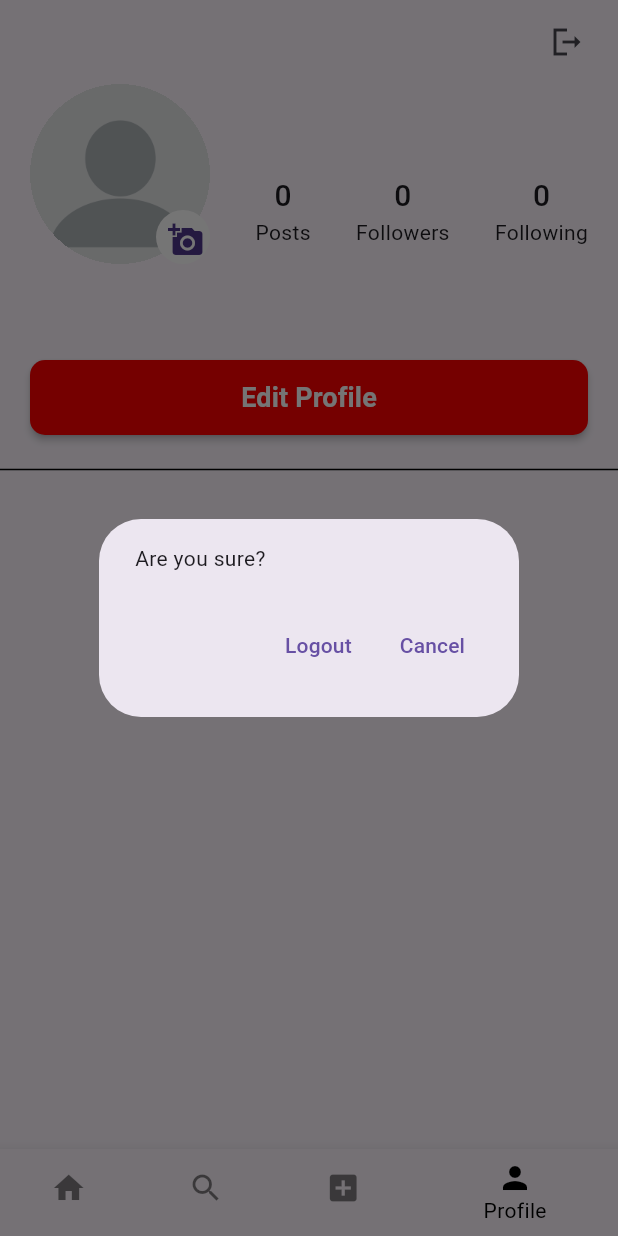
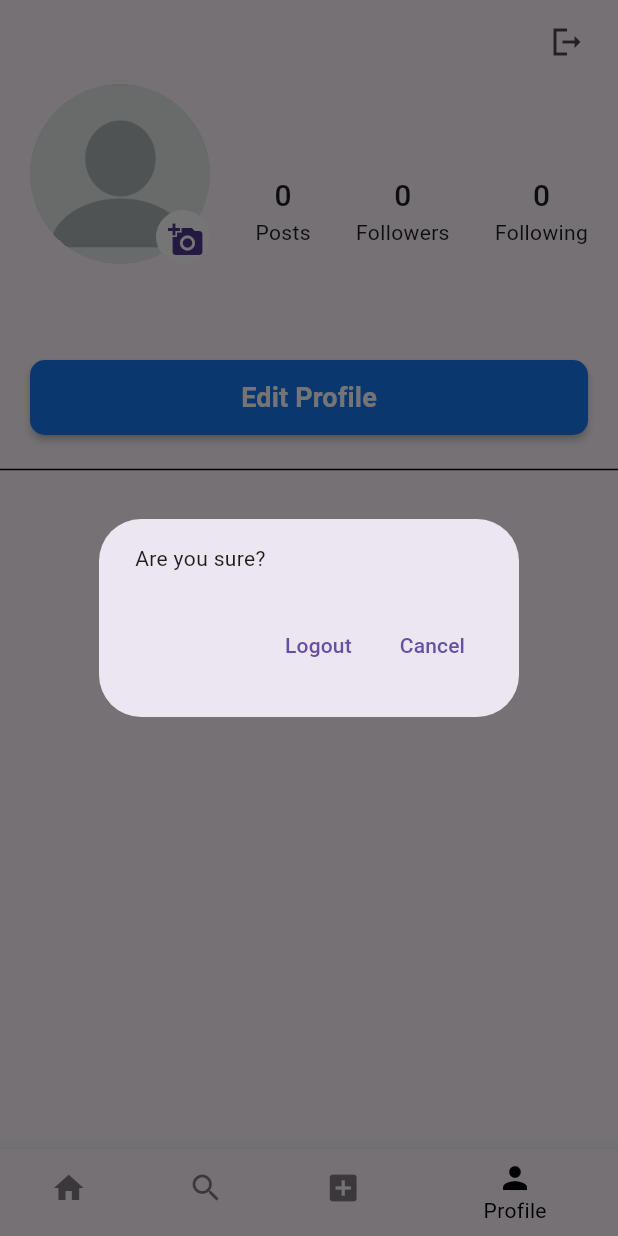
Before and after one commit to AbdelazizMohamed-GitHub/instagram_app, a Flutter app: the MainScreen screen opened by its route, item 4 of the bottom bar chosen, after a tap on the "logout" icon, on a phone screen of 412 x 824 dp. Run offline on Flutter 3.47's test engine with Material 3 defaults, Android fonts, the phone set to English and light mode, and no system bars; our stand-ins replace bloc, cached_network_image, cloud_firestore, dartz, dots_indicator, firebase_auth and 5 more; missing offline and left inert: firebase_app_check, flutter_facebook_auth; accounts and stored records are empty; project files that could hold a hidden picture were left out.

Commit message:
add post listView in Profile Screen

```diff
--- a/lib/core/utils/app_colors.dart
+++ b/lib/core/utils/app_colors.dart
@@ -1,6 +1,5 @@
 import 'package:flutter/material.dart';
 
 class AppColors {
-  static const Color primaryColor = Color(0xffFF0000);
-  static const Color blue = Color(0xff1877F2);
+  static const Color primaryColor = Color(0xff1877F2);
 }
--- a/lib/core/widget/custom_text_form.dart
+++ b/lib/core/widget/custom_text_form.dart
@@ -8,7 +8,8 @@ class CustomTextForm extends StatelessWidget {
       this.sIcon,
       required this.text,
       required this.textController,
-      required this.obscureText, required this.kTybe});
+      required this.obscureText,
+      required this.kTybe});
   final IconData pIcon;
   final Widget? sIcon;
   final String text;
@@ -31,9 +32,10 @@ class CustomTextForm extends StatelessWidget {
           filled: true,
           fillColor: const Color(0xffEEEEEE),
           errorBorder: border,
+          focusedErrorBorder: border,
           focusedBorder: OutlineInputBorder(
               borderRadius: BorderRadius.circular(10),
-              borderSide: const BorderSide(color: AppColors.blue)),
+              borderSide: const BorderSide(color: AppColors.primaryColor)),
           enabledBorder: border,
           prefixIcon: Icon(pIcon),
           suffixIcon: sIcon,
--- a/lib/features/auth/presention/view/widget/dont_have_account.dart
+++ b/lib/features/auth/presention/view/widget/dont_have_account.dart
@@ -17,7 +17,7 @@ class DontHaveAccount extends StatelessWidget {
                       ),
                     ),
                     TextButton(onPressed: (){Navigator.pushNamed(context, AppRouter.registerScreenRoute);}, child: const Text("Register",
-                        style: TextStyle(color: AppColors.blue, fontSize: 20)))
+                        style: TextStyle(color: AppColors.primaryColor, fontSize: 20)))
                   ],
                 );
   }
--- a/lib/features/auth/presention/view/widget/facebook_login.dart
+++ b/lib/features/auth/presention/view/widget/facebook_login.dart
@@ -13,7 +13,7 @@ class CustomFacebookLogin extends StatelessWidget {
       child: Container(
         height: 50,
         decoration: BoxDecoration(
-            borderRadius: BorderRadius.circular(10), color: AppColors.blue),
+            borderRadius: BorderRadius.circular(10), color: AppColors.primaryColor),
         child:
              Row(mainAxisAlignment: MainAxisAlignment.center, children: [
           Text(text, style: AppStyles.text18Bold),
--- a/lib/features/auth/presention/view/widget/have_account.dart
+++ b/lib/features/auth/presention/view/widget/have_account.dart
@@ -20,7 +20,7 @@ class HaveAccount extends StatelessWidget {
               Navigator.pop(context);
             },
             child: const Text("Login",
-                style: TextStyle(color: AppColors.blue, fontSize: 20)))
+                style: TextStyle(color: AppColors.primaryColor, fontSize: 20)))
       ],
     );
   }
--- a/lib/features/auth/presention/view/widget/login_screen_body.dart
+++ b/lib/features/auth/presention/view/widget/login_screen_body.dart
@@ -86,11 +86,11 @@ class _LoginScreenBodyState extends State<LoginScreenBody> {
                           icon: isObscure
                               ? const Icon(
                                   Icons.visibility,
-                                  color: AppColors.blue,
+                                  color: AppColors.primaryColor,
                                 )
                               : const Icon(
                                   Icons.visibility_off,
-                                  color: AppColors.blue,
+                                  color: AppColors.primaryColor,
                                 )),
                       obscureText: isObscure,
                       kTybe: TextInputType.text,
--- a/lib/features/auth/presention/view/widget/register_screen_body.dart
+++ b/lib/features/auth/presention/view/widget/register_screen_body.dart
@@ -96,11 +96,11 @@ class _RegisterScreenBodyState extends State<RegisterScreenBody> {
                           icon: isObscure
                               ? const Icon(
                                   Icons.visibility,
-                                  color: AppColors.blue,
+                                  color: AppColors.primaryColor,
                                 )
                               : const Icon(
                                   Icons.visibility_off,
-                                  color: AppColors.blue,
+                                  color: AppColors.primaryColor,
                                 )),
                       obscureText: isObscure,
                       kTybe: TextInputType.text,
--- a/lib/features/home/presention/view/home_screen.dart
+++ b/lib/features/home/presention/view/home_screen.dart
@@ -60,14 +60,19 @@ class HomeScreen extends StatelessWidget {
                     SizedBox(
                       height: 10,
                     ),
-                    CustomStoryList(),
+                    // CustomStoryList(),
                     const Divider(thickness: 1, color: Colors.black),
                     StreamBuilder<QuerySnapshot>(
-                        stream: FirebaseFirestore.instance
-                            .collection('posts')
-                            .where('userId', whereIn: user?.following)
-                             .orderBy('timestamp', descending: true)
-                            .snapshots(),
+                        stream: user!.following!.isNotEmpty
+                            ? FirebaseFirestore.instance
+                                .collection('posts')
+                                .where('userId', whereIn: user?.following ?? [])
+                                .orderBy('timestamp', descending: true)
+                                .snapshots()
+                            : FirebaseFirestore.instance
+                                .collection('posts')
+                                .orderBy('timestamp', descending: true)
+                                .snapshots(),
                         builder: (context, snapshot) {
                           if (snapshot.connectionState ==
                               ConnectionState.waiting) {
--- a/lib/features/home/presention/view/main_screen.dart
+++ b/lib/features/home/presention/view/main_screen.dart
@@ -22,7 +22,8 @@ class _MainScreenState extends State<MainScreen> {
   ];
   @override
   Widget build(BuildContext context) {
-    return Scaffold(
+    return SafeArea(
+      child: Scaffold(
         body: screen[currentIndex],
         bottomNavigationBar: BottomNavigationBar(
           type: BottomNavigationBarType.shifting,
@@ -41,6 +42,7 @@ class _MainScreenState extends State<MainScreen> {
             BottomNavigationBarItem(icon: Icon(Icons.person), label: "Profile"),
           ],
         ),
+      ),
     );
   }
 }
--- a/lib/features/profile/presention/view/profile_screen.dart
+++ b/lib/features/profile/presention/view/profile_screen.dart
@@ -25,7 +25,7 @@ class ProfileScreen extends StatefulWidget {
 
 class _ProfileScreenState extends State<ProfileScreen> {
   UserModel? currentUser;
-  List<PostModel> postList = [];
+
   @override
   Widget build(BuildContext context) {
     return BlocProvider(
@@ -57,7 +57,6 @@ class _ProfileScreenState extends State<ProfileScreen> {
                               ],
                             );
                           });
-                      //AuthService.signOut(context);
                     },
                     icon: Icon(Icons.logout_sharp))
                 : Container(),
@@ -84,13 +83,38 @@ class _ProfileScreenState extends State<ProfileScreen> {
                 if (snapshot.hasData || snapshot.data != null) {
                   UserModel user = UserModel.toGetData(snapshot.data!);
                   return SingleChildScrollView(
-                    child: Column(
+                      child: StreamBuilder<QuerySnapshot>(
+                    stream: FirebaseFirestore.instance
+                        .collection('posts')
+                        .where('userId', isEqualTo: widget.uid)
+                        .snapshots(),
+                    builder: (context, snapshot) {
+                      if (snapshot.connectionState == ConnectionState.waiting) {
+                        return Center(
+                          child: CircularProgressIndicator(),
+                        );
+                      }
+                      if (snapshot.hasError) {
+                        return Center(
+                          child: Text("Error: ${snapshot.error}"),
+                        );
+                      }
+                      final posts = snapshot.data!.docs.map((doc) {
+                        return PostModel.fromMap(
+                          doc.data() as Map<String, dynamic>,
+                        );
+                      }).toList();
+
+                      return Column(
                         children: [
                           Padding(
                             padding: EdgeInsets.symmetric(horizontal: 20),
                             child: Column(
                               children: [
-                              CustomProfileHeader(user: user, posts: postList,),
+                                CustomProfileHeader(
+                                  user: user,
+                                  posts: posts,
+                                ),
                                 SizedBox(
                                   height: 15,
                                 ),
@@ -144,7 +168,9 @@ class _ProfileScreenState extends State<ProfileScreen> {
                                                     user.profilePictureUrl ??
                                                         '',
                                                 bio: user.bio,
-                                                    )));
+                                              ),
+                                            ),
+                                          );
                                         },
                                         text: "Edit Profile"),
                                 SizedBox(
@@ -157,39 +183,13 @@ class _ProfileScreenState extends State<ProfileScreen> {
                           SizedBox(
                             height: 10,
                           ),
-                        StreamBuilder<QuerySnapshot>(
-                            stream: FirebaseFirestore.instance
-                                .collection('posts')
-                                .where('userId', isEqualTo: widget.uid)
-                                .snapshots(),
-                            builder: (context, snapshot) {
-                              if (snapshot.connectionState ==
-                                  ConnectionState.waiting) {
-                                return Center(
-                                  child: CircularProgressIndicator(),
+                          CustomPostList(
+                            posts: posts,
+                          )
+                        ],
                       );
-                              }
-                              if (snapshot.hasError) {
-                                return Center(
-                                  child: Text("Error: ${snapshot.error}"),
-                                );
-                              }
-                              if (snapshot.hasData || snapshot.data != null) {
-
-                                final posts = snapshot.data!.docs.map((doc) {
-                                  return PostModel.fromMap(
-                                    doc.data() as Map<String, dynamic>,
-                                  );
-                                }).toList();
-                                postList = posts;
-
-                                return CustomPostList(posts: posts);
-                              }
-                              return SizedBox();
-                            })
-                      ],
-                    ),
-                  );
+                    },
+                  ));
                 }
                 return SizedBox();
               }),
--- a/lib/features/profile/presention/view/widget/custom_post_list.dart
+++ b/lib/features/profile/presention/view/widget/custom_post_list.dart
@@ -1,6 +1,7 @@
 // ignore_for_file: public_member_api_docs, sort_constructors_first
 import 'package:cached_network_image/cached_network_image.dart';
 import 'package:flutter/material.dart';
+
 import 'package:instagram_app/features/home/data/models/post_model.dart';
 import 'package:instagram_app/features/profile/presention/view/widget/custom_profile_posts_list.dart';
 
@@ -20,11 +21,12 @@ class CustomPostList extends StatelessWidget {
                 builder: (context) => CustomProfilePostsList(post: posts)));
       },
       child: GridView.builder(
+        padding: const EdgeInsets.symmetric(horizontal: 5),
         shrinkWrap: true,
         physics: const NeverScrollableScrollPhysics(),
         itemCount: posts.length,
         gridDelegate: const SliverGridDelegateWithFixedCrossAxisCount(
-            crossAxisCount: 3, crossAxisSpacing: 2, mainAxisSpacing: 2),
+            crossAxisCount: 3, crossAxisSpacing: 3, mainAxisSpacing: 3),
         itemBuilder: (BuildContext context, int index) {
           return CachedNetworkImage(
             fit: BoxFit.cover,
--- a/lib/features/profile/presention/view/widget/custom_profile_header.dart
+++ b/lib/features/profile/presention/view/widget/custom_profile_header.dart
@@ -5,7 +5,7 @@ import 'package:instagram_app/features/auth/data/model/user_model.dart';
 import 'package:instagram_app/features/profile/presention/view/widget/custom_profile_image.dart';
 import 'package:instagram_app/features/profile/presention/view/widget/custom_profile_top_information.dart';
 
-class CustomProfileHeader extends StatelessWidget {
+class CustomProfileHeader extends StatefulWidget {
   const CustomProfileHeader({
     super.key,
     required this.user,
@@ -13,15 +13,22 @@ class CustomProfileHeader extends StatelessWidget {
   });
   final UserModel user;
   final List posts;
+
+  @override
+  State<CustomProfileHeader> createState() => _CustomProfileHeaderState();
+}
+
+class _CustomProfileHeaderState extends State<CustomProfileHeader> {
   @override
   Widget build(BuildContext context) {
     return Row(
       mainAxisAlignment: MainAxisAlignment.spaceBetween,
       children: [
         Column(
+          crossAxisAlignment: CrossAxisAlignment.start,
           children: [
             CustomProfilePicture(
-              imageUrl: "${user.profilePictureUrl}",
+              imageUrl: "${widget.user.profilePictureUrl}",
             ),
             const SizedBox(
               height: 5,
@@ -29,23 +36,29 @@ class CustomProfileHeader extends StatelessWidget {
             SizedBox(
               width: 100,
               child: Text(
-                user.username,
+                widget.user.username,
                 overflow: TextOverflow.visible,
                 style:
                     const TextStyle(fontSize: 16, fontWeight: FontWeight.w500),
               ),
             ),
-            Text(
-              user.bio,
-              style: TextStyle(fontSize: 14, color: Colors.grey.shade700),
+            SizedBox(
+              width: 100,
+              child: Text(
+                widget.user.bio,
+                style: TextStyle(fontSize: 14, color: Colors.grey.shade700),
+              ),
             ),
           ],
         ),
-         CustomProfileTopInformation(number: posts.length.toString(), text: "Posts"),
         CustomProfileTopInformation(
-            number: user.followers!.length.toString(), text: "Followers"),
+            number: widget.posts.length.toString(), text: "Posts"),
         CustomProfileTopInformation(
-            number: user.following!.length.toString(), text: "Following"),
+            number: widget.user.followers!.length.toString(),
+            text: "Followers"),
+        CustomProfileTopInformation(
+            number: widget.user.following!.length.toString(),
+            text: "Following"),
       ],
     );
   }
--- a/lib/main.dart
+++ b/lib/main.dart
@@ -32,9 +32,8 @@ class MyApp extends StatelessWidget {
         '/register': (context) => const RegisterScreen(),
         '/main': (context) => const MainScreen(),
       },
-
       initialRoute: FirebaseAuth.instance.currentUser == null
-          ? AppRouter.loginScreenRoute
+          ? AppRouter.onBoardingScreenRoute
           : AppRouter.mainScreenRoute,
     );
   }
```
Lines whose indentation alone changed are shown as unchanged.
